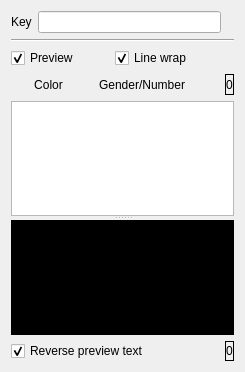
Old version of the form editstringcell.ui in the repository kambala-decapitator/QTblEditor.
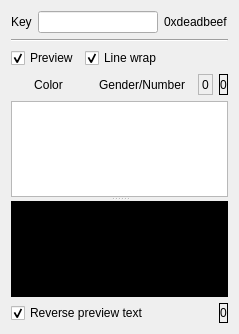
New version of the form.

Commit message:
added current column number display to editor;
corrected non-blank spaces replacement;
made angled brackets appear in preview;
left editor receives focus when dialog is opened.

```diff
--- a/editstringcell.ui
+++ b/editstringcell.ui
@@ -6,8 +6,8 @@
    <rect>
     <x>0</x>
     <y>0</y>
-    <width>245</width>
-    <height>372</height>
+    <width>239</width>
+    <height>334</height>
    </rect>
   </property>
   <property name="sizePolicy">
@@ -66,7 +66,7 @@
         <string>Key hash value</string>
        </property>
        <property name="text">
-        <string/>
+        <string>0xdeadbeef</string>
        </property>
       </widget>
      </item>
@@ -92,8 +92,8 @@
     </widget>
    </item>
    <item>
-    <layout class="QGridLayout" name="gridLayout">
-     <item row="0" column="0" colspan="2">
+    <layout class="QHBoxLayout" name="horizontalLayout_3">
+     <item>
       <widget class="QCheckBox" name="previewCheckBox">
        <property name="text">
         <string>Preview</string>
@@ -103,7 +103,7 @@
        </property>
       </widget>
      </item>
-     <item row="0" column="2">
+     <item>
       <widget class="QCheckBox" name="wrapCheckBox">
        <property name="text">
         <string>Line wrap</string>
@@ -113,14 +113,11 @@
        </property>
       </widget>
      </item>
-     <item row="0" column="3">
+     <item>
       <spacer name="horizontalSpacer">
        <property name="orientation">
         <enum>Qt::Horizontal</enum>
        </property>
-       <property name="sizeType">
-        <enum>QSizePolicy::Expanding</enum>
-       </property>
        <property name="sizeHint" stdset="0">
         <size>
          <width>40</width>
@@ -129,7 +126,11 @@
        </property>
       </spacer>
      </item>
-     <item row="1" column="0">
+    </layout>
+   </item>
+   <item>
+    <layout class="QHBoxLayout" name="horizontalLayout_4">
+     <item>
       <widget class="QToolButton" name="colorButton">
        <property name="minimumSize">
         <size>
@@ -157,7 +158,7 @@
        </property>
       </widget>
      </item>
-     <item row="1" column="1" colspan="2">
+     <item>
       <widget class="QToolButton" name="genderNumberButton">
        <property name="enabled">
         <bool>true</bool>
@@ -179,7 +180,20 @@
        </property>
       </widget>
      </item>
-     <item row="1" column="3">
+     <item>
+      <widget class="QLabel" name="currentEditColumnLabel">
+       <property name="toolTip">
+        <string>Current column in editor</string>
+       </property>
+       <property name="frameShape">
+        <enum>QFrame::StyledPanel</enum>
+       </property>
+       <property name="text">
+        <string>0</string>
+       </property>
+      </widget>
+     </item>
+     <item>
       <spacer name="horizontalSpacer_2">
        <property name="orientation">
         <enum>Qt::Horizontal</enum>
@@ -189,13 +203,13 @@
        </property>
        <property name="sizeHint" stdset="0">
         <size>
-         <width>40</width>
-         <height>20</height>
+         <width>13</width>
+         <height>14</height>
         </size>
        </property>
       </spacer>
      </item>
-     <item row="1" column="4">
+     <item>
       <widget class="QLabel" name="charsEditCountLabel">
        <property name="toolTip">
         <string>Number of characters in editor</string>
```
The commit also changes 4 other files.
